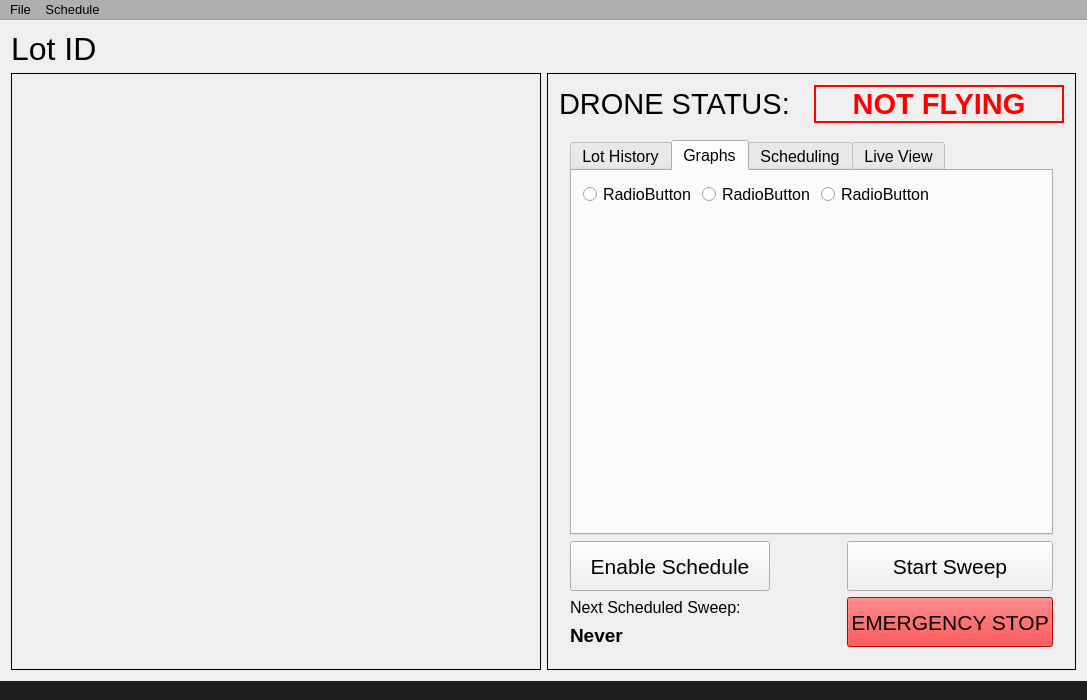
Above: DronePark1/DronePark1/dronepark1.ui from Nomen-Naught/DronePark1 before the change. Below: the same form after it.
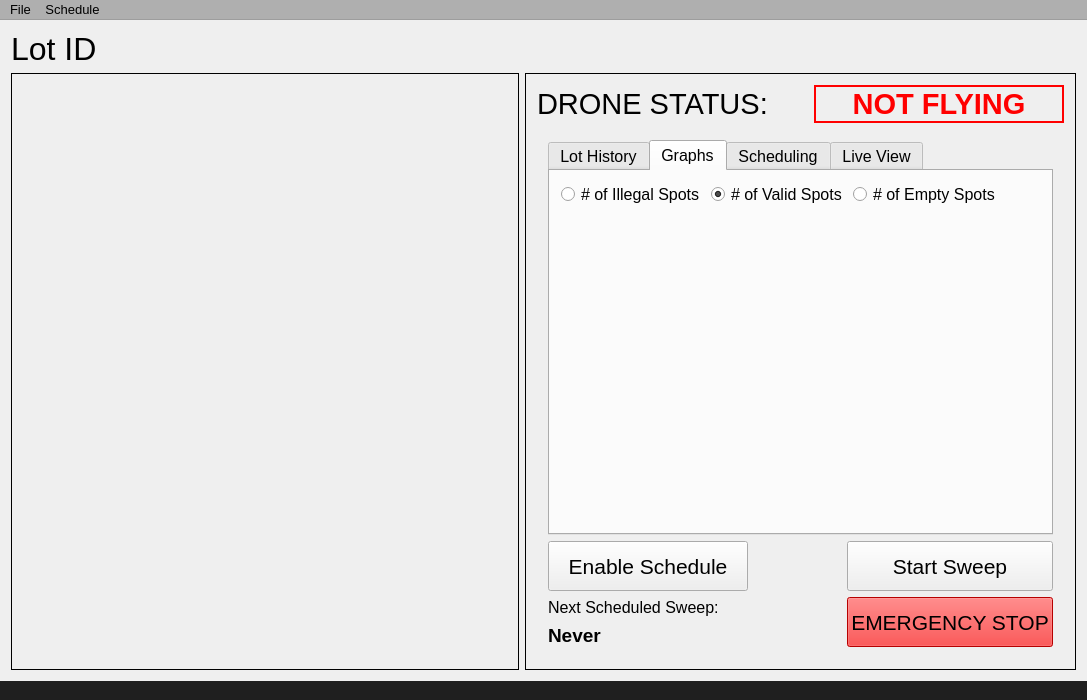
That is the form after the change. The open tabs and pages were chosen to show the change. Icons and pictures are not drawn. Custom widgets are drawn as their Qt base class.

```diff
--- a/DronePark1/DronePark1/dronepark1.ui
+++ b/DronePark1/DronePark1/dronepark1.ui
@@ -668,21 +668,30 @@
                     <item>
                      <widget class="QRadioButton" name="radioButton_2">
                       <property name="text">
-                       <string>RadioButton</string>
+                       <string># of Illegal Spots</string>
                       </property>
+                      <property name="checked">
+                       <bool>false</bool>
+                      </property>
                      </widget>
                     </item>
                     <item>
                      <widget class="QRadioButton" name="radioButton_3">
                       <property name="text">
-                       <string>RadioButton</string>
+                       <string># of Valid Spots</string>
                       </property>
+                      <property name="checked">
+                       <bool>true</bool>
+                      </property>
                      </widget>
                     </item>
                     <item>
                      <widget class="QRadioButton" name="radioButton">
                       <property name="text">
-                       <string>RadioButton</string>
+                       <string># of Empty Spots</string>
+                      </property>
+                      <property name="checked">
+                       <bool>false</bool>
                       </property>
                      </widget>
                     </item>
```
Left out of the diff: 8 changed lines with no effect on the pictures.
